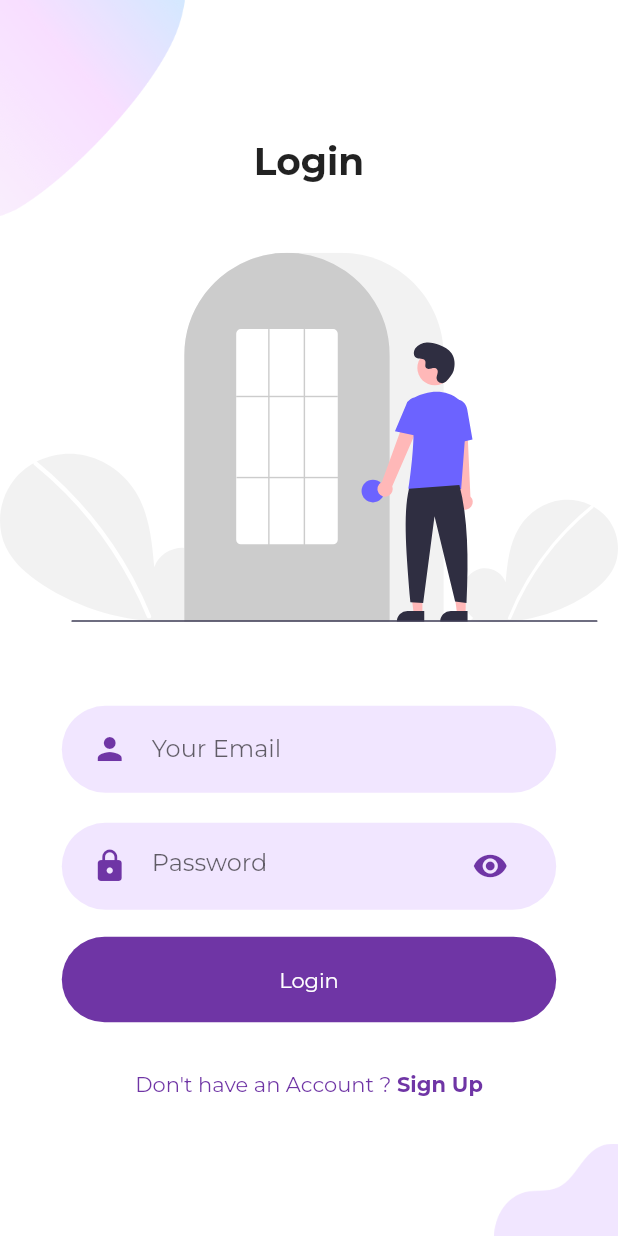
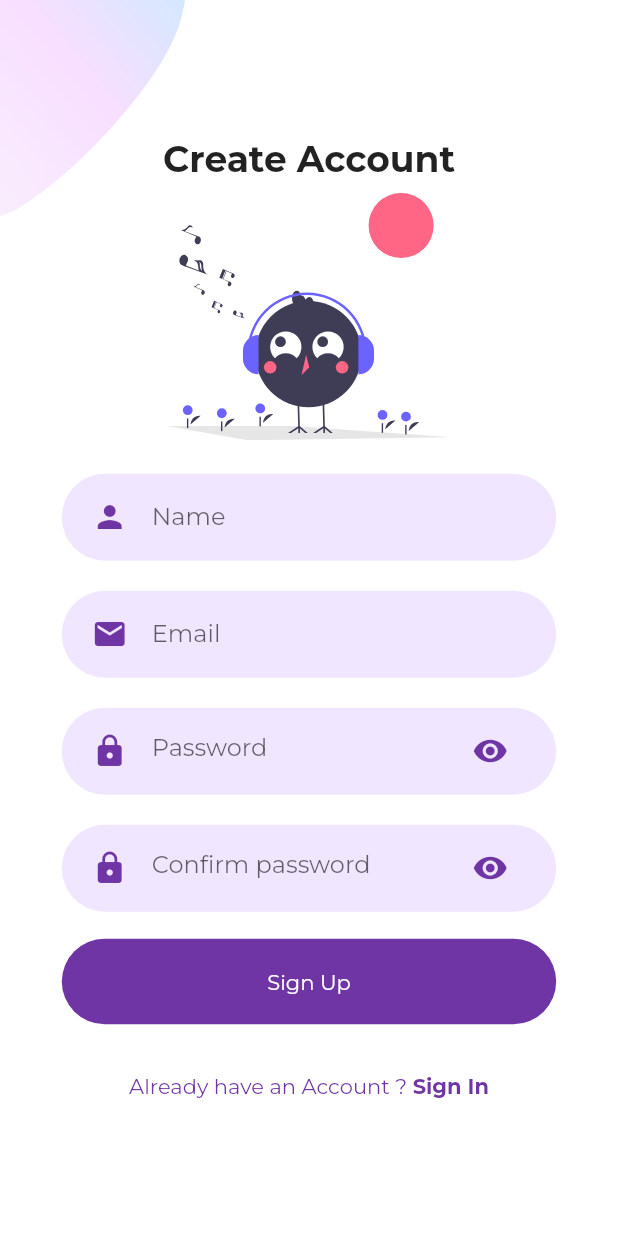
Before and after one commit to ashersuman/swipe-n-match, a Flutter app: the LoginScreen screen opened directly, after a tap on "Sign Up", on a phone screen of 412 x 824 dp. Run offline on Flutter 3.47's test engine with Material 2 defaults, Android fonts, the phone set to English and light mode, and no system bars; our stand-ins replace flutter_svg; project files that could hold a hidden picture were left out.

Commit message:
Add signup screen

```diff
--- a/lib/screens/onboarding/login/components/body.dart
+++ b/lib/screens/onboarding/login/components/body.dart
@@ -1,6 +1,7 @@
 import 'package:flutter/material.dart';
 import 'package:flutter_svg/flutter_svg.dart';
 import 'package:swipe_n_match/screens/onboarding/login/components/background.dart';
+import 'package:swipe_n_match/screens/onboarding/signup/signup_screen.dart';
 import 'package:swipe_n_match/theme/constants.dart';
 import 'package:swipe_n_match/widgets/already_have_account_check.dart';
 import 'package:swipe_n_match/widgets/rounded_button.dart';
@@ -36,6 +37,7 @@ class Body extends StatelessWidget {
             SizedBox(height: size.height * 0.03),
             RoundedInputField(
               hintText: "Your Email",
+              textInputType: TextInputType.emailAddress,
               onChanged: (value) {},
             ),
             RoundedPasswordField(
@@ -47,7 +49,16 @@ class Body extends StatelessWidget {
             ),
             SizedBox(height: size.height * 0.03),
             AlreadyHaveAnAccountCheck(
-              onPress: () {},
+              onPress: () {
+                Navigator.push(
+                  context,
+                  MaterialPageRoute(
+                    builder: (context) {
+                      return const SignupScreen();
+                    },
+                  ),
+                );
+              },
             )
           ],
         ),
--- a/lib/screens/onboarding/login/login_screen.dart
+++ b/lib/screens/onboarding/login/login_screen.dart
@@ -7,6 +7,7 @@ class LoginScreen extends StatelessWidget {
   @override
   Widget build(BuildContext context) {
     return const Scaffold(
+      // resizeToAvoidBottomInset: false,
       body: Body(),
     );
   }
--- /dev/null
+++ b/lib/screens/onboarding/signup/components/background.dart
@@ -0,0 +1,32 @@
+import 'package:flutter/material.dart';
+
+class Background extends StatelessWidget {
+  final Widget child;
+
+  const Background({Key? key, required this.child}) : super(key: key);
+
+  @override
+  Widget build(BuildContext context) {
+    Size size = MediaQuery.of(context).size;
+    return SafeArea(
+      child: SizedBox(
+        width: double.infinity,
+        height: size.height,
+        child: Stack(
+          alignment: Alignment.center,
+          children: [
+            Positioned(
+              top: 0,
+              left: 0,
+              child: Image.asset(
+                "assets/icons/main_top.png",
+                width: size.width * 0.3,
+              ),
+            ),
+            child,
+          ],
+        ),
+      ),
+    );
+  }
+}
--- /dev/null
+++ b/lib/screens/onboarding/signup/components/body.dart
@@ -0,0 +1,84 @@
+import 'package:flutter/material.dart';
+import 'package:flutter_svg/flutter_svg.dart';
+import 'package:swipe_n_match/screens/onboarding/login/login_screen.dart';
+import 'package:swipe_n_match/screens/onboarding/signup/components/background.dart';
+import 'package:swipe_n_match/widgets/already_have_account_check.dart';
+import 'package:swipe_n_match/widgets/rounded_button.dart';
+import 'package:swipe_n_match/widgets/rounded_input_field.dart';
+import 'package:swipe_n_match/widgets/rounded_password_field.dart';
+
+class Body extends StatelessWidget {
+  const Body({
+    Key? key,
+  }) : super(key: key);
+
+  @override
+  Widget build(BuildContext context) {
+    Size size = MediaQuery.of(context).size;
+
+    return Background(
+      child: SingleChildScrollView(
+        child: Column(
+          mainAxisAlignment: MainAxisAlignment.center,
+          children: [
+            Text(
+              "Create Account",
+              style: Theme.of(context)
+                  .textTheme
+                  .headline5!
+                  .copyWith(fontWeight: FontWeight.bold),
+            ),
+            SizedBox(
+              height: size.width * 0.02,
+            ),
+
+            SvgPicture.asset(
+              "assets/images/signup.svg",
+              height: size.height * 0.2,
+            ),
+
+            SizedBox(
+              height: size.width * 0.03,
+            ),
+
+            Form(
+              child: Column(
+                children: const [
+                  RoundedInputField(
+                    hintText: "Name",
+                    textInputType: TextInputType.name,
+                  ),
+                  RoundedInputField(
+                    hintText: "Email",
+                    icon: Icons.email,
+                    textInputType: TextInputType.emailAddress,
+                  ),
+                  RoundedPasswordField(hintText: "Password"),
+                  RoundedPasswordField(hintText: "Confirm password"),
+                ],
+              ),
+            ),
+            RoundedButton(
+              text: "Sign Up",
+              onPress: () {},
+            ),
+            SizedBox(height: size.height * 0.03),
+            AlreadyHaveAnAccountCheck(
+              login: false,
+              onPress: () {
+                Navigator.push(
+                  context,
+                  MaterialPageRoute(
+                    builder: (context) {
+                      return const LoginScreen();
+                    },
+                  ),
+                );
+              },
+            ),
+          ],
+        ),
+      ),
+    );
+  }
+}
--- /dev/null
+++ b/lib/screens/onboarding/signup/signup_screen.dart
@@ -0,0 +1,13 @@
+import 'package:flutter/material.dart';
+import 'package:swipe_n_match/screens/onboarding/signup/components/body.dart';
+
+class SignupScreen extends StatelessWidget {
+  const SignupScreen({Key? key}) : super(key: key);
+
+  @override
+  Widget build(BuildContext context) {
+    return const Scaffold(
+      body: Body(),
+    );
+  }
+}
--- a/lib/screens/onboarding/welcome/components/body.dart
+++ b/lib/screens/onboarding/welcome/components/body.dart
@@ -1,6 +1,7 @@
 import 'package:flutter/material.dart';
 import 'package:flutter_svg/flutter_svg.dart';
 import 'package:swipe_n_match/screens/onboarding/login/login_screen.dart';
+import 'package:swipe_n_match/screens/onboarding/signup/signup_screen.dart';
 import 'package:swipe_n_match/screens/onboarding/welcome/components/background.dart';
 import 'package:swipe_n_match/theme/constants.dart';
 import 'package:swipe_n_match/widgets/rounded_button.dart';
@@ -44,7 +45,16 @@ class Body extends StatelessWidget {
               text: 'Login',
             ),
             RoundedButton(
-              onPress: () {},
+              onPress: () {
+                Navigator.push(
+                  context,
+                  MaterialPageRoute(
+                    builder: (context) {
+                      return const SignupScreen();
+                    },
+                  ),
+                );
+              },
               text: 'Signup',
               color: kPrimaryLightColor,
               textColor: Colors.black,
--- a/lib/theme/constants.dart
+++ b/lib/theme/constants.dart
@@ -4,3 +4,8 @@ const kPrimaryColor = Color(0xFF6f35A5);
 const kPrimaryLightColor = Color(0xFFF1E6FF);
 const kFontFamily = 'Montserrat';
 const double kHeading1 = 25;
+const double defaultPadding = 16.0;
+
+OutlineInputBorder textFieldBorder = OutlineInputBorder(
+  borderSide: BorderSide(color: kPrimaryColor.withOpacity(0.1)),
+);
--- a/lib/widgets/already_have_account_check.dart
+++ b/lib/widgets/already_have_account_check.dart
@@ -4,17 +4,19 @@ import 'package:swipe_n_match/theme/constants.dart';
 class AlreadyHaveAnAccountCheck extends StatelessWidget {
   final bool login;
   final VoidCallback? onPress;
+  final MainAxisAlignment mainAxisAlignment;
 
   const AlreadyHaveAnAccountCheck({
     Key? key,
     this.login = true,
     this.onPress,
+    this.mainAxisAlignment = MainAxisAlignment.center,
   }) : super(key: key);
 
   @override
   Widget build(BuildContext context) {
     return Row(
-      mainAxisAlignment: MainAxisAlignment.center,
+      mainAxisAlignment: mainAxisAlignment,
       children: <Widget>[
         Text(
           login ? "Don't have an Account ? " : "Already have an Account ? ",
--- a/lib/widgets/rounded_input_field.dart
+++ b/lib/widgets/rounded_input_field.dart
@@ -5,6 +5,7 @@ import 'package:swipe_n_match/widgets/text_field_container.dart';
 class RoundedInputField extends StatelessWidget {
   final String hintText;
   final IconData icon;
+  final TextInputType textInputType;
   final ValueChanged<String>? onChanged;
 
   const RoundedInputField({
@@ -12,12 +13,14 @@ class RoundedInputField extends StatelessWidget {
     required this.hintText,
     this.icon = Icons.person,
     this.onChanged,
+    this.textInputType = TextInputType.text,
   }) : super(key: key);
 
   @override
   Widget build(BuildContext context) {
     return TextFieldContainer(
-      child: TextField(
+      child: TextFormField(
+        keyboardType: textInputType,
         onChanged: onChanged,
         decoration: InputDecoration(
           icon: Icon(
--- a/lib/widgets/rounded_password_field.dart
+++ b/lib/widgets/rounded_password_field.dart
@@ -3,26 +3,28 @@ import 'package:swipe_n_match/theme/constants.dart';
 import 'package:swipe_n_match/widgets/text_field_container.dart';
 
 class RoundedPasswordField extends StatelessWidget {
+  final String hintText;
   final ValueChanged<String>? onChanged;
 
   const RoundedPasswordField({
     Key? key,
     this.onChanged,
+    this.hintText="Password",
   }) : super(key: key);
 
   @override
   Widget build(BuildContext context) {
     return TextFieldContainer(
-      child: TextField(
+      child: TextFormField(
         obscureText: true,
         onChanged: onChanged,
-        decoration: const InputDecoration(
-          hintText: "Password",
-          icon: Icon(
+        decoration: InputDecoration(
+          hintText: hintText,
+          icon: const Icon(
             Icons.lock,
             color: kPrimaryColor,
           ),
-          suffixIcon: Icon(
+          suffixIcon: const Icon(
             Icons.visibility,
             color: kPrimaryColor,
           ),
```
Also changed, not shown: pubspec.lock.
